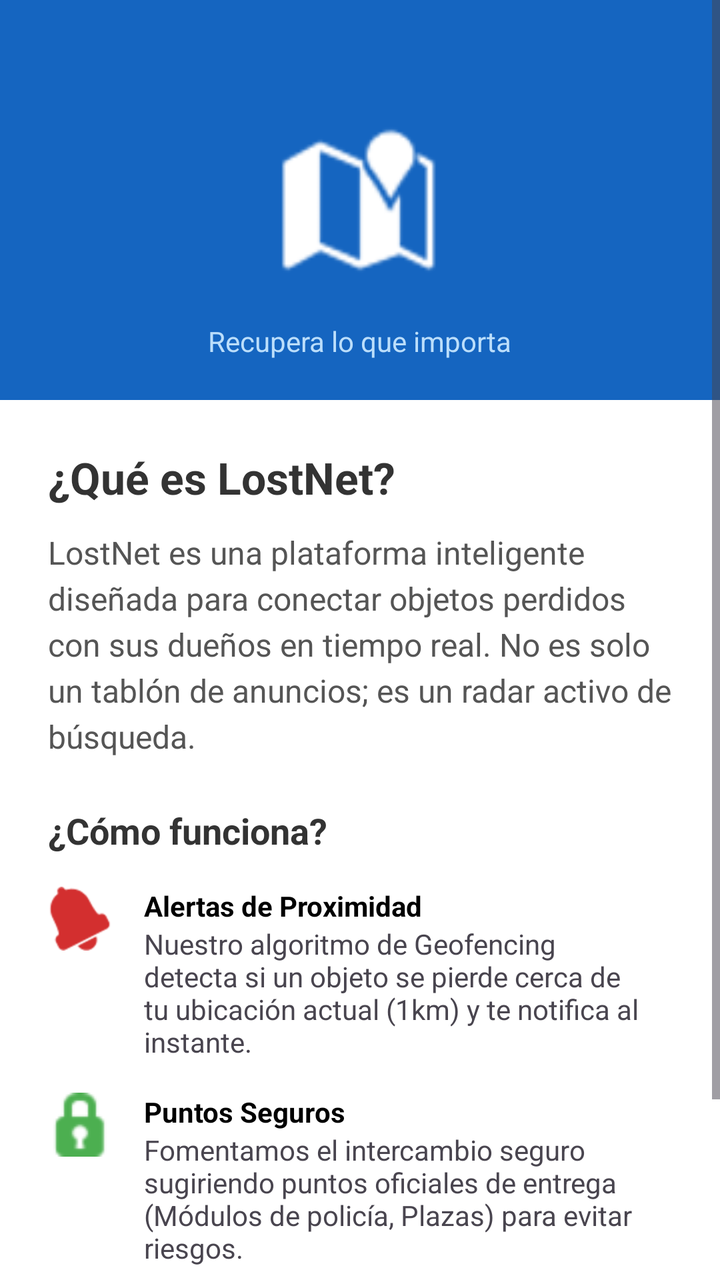
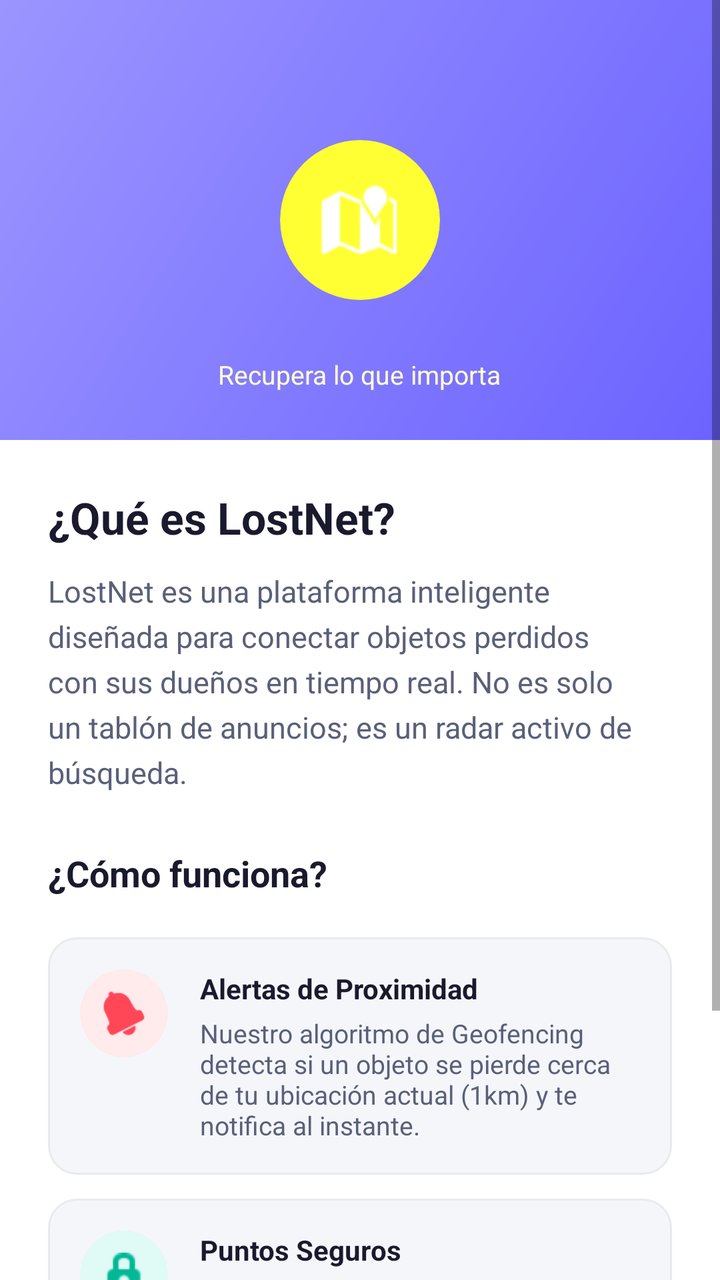

Screens rendered from an Android XML layout before and after an edit, with the pre-edit source and the edit as a unified diff.
<!-- AndroidManifest.xml: application theme Theme.LostNet -->
<!-- res/layout/activity_about.xml -->
<?xml version="1.0" encoding="utf-8"?>
<ScrollView xmlns:android="http://schemas.android.com/apk/res/android"
    xmlns:app="http://schemas.android.com/apk/res-auto"
    android:layout_width="match_parent"
    android:layout_height="match_parent"
    android:background="#FFFFFF">

    <LinearLayout
        android:layout_width="match_parent"
        android:layout_height="wrap_content"
        android:orientation="vertical">

        <FrameLayout
            android:layout_width="match_parent"
            android:layout_height="200dp"
            android:background="#1565C0">

            <ImageView
                android:layout_width="80dp"
                android:layout_height="80dp"
                android:src="@android:drawable/ic_dialog_map"
                app:tint="#FFFFFF"
                android:layout_gravity="center"/>

            <TextView
                android:layout_width="wrap_content"
                android:layout_height="wrap_content"
                android:text="Recupera lo que importa"
                android:textColor="#BBDEFB"
                android:layout_gravity="bottom|center_horizontal"
                android:layout_marginBottom="20dp"/>
        </FrameLayout>

        <LinearLayout
            android:layout_width="match_parent"
            android:layout_height="wrap_content"
            android:orientation="vertical"
            android:padding="24dp">

            <TextView
                android:layout_width="wrap_content"
                android:layout_height="wrap_content"
                android:text="¿Qué es LostNet?"
                android:textSize="22sp"
                android:textStyle="bold"
                android:textColor="#333333"
                android:layout_marginBottom="12dp"/>

            <TextView
                android:layout_width="match_parent"
                android:layout_height="wrap_content"
                android:text="LostNet es una plataforma inteligente diseñada para conectar objetos perdidos con sus dueños en tiempo real. No es solo un tablón de anuncios; es un radar activo de búsqueda."
                android:textSize="16sp"
                android:lineSpacingExtra="4dp"
                android:textColor="#555555"
                android:layout_marginBottom="24dp"/>

            <TextView
                android:layout_width="wrap_content"
                android:layout_height="wrap_content"
                android:text="¿Cómo funciona?"
                android:textSize="18sp"
                android:textStyle="bold"
                android:textColor="#333333"
                android:layout_marginBottom="16dp"/>

            <LinearLayout
                android:layout_width="match_parent"
                android:layout_height="wrap_content"
                android:orientation="horizontal"
                android:layout_marginBottom="16dp">
                <ImageView
                    android:layout_width="32dp"
                    android:layout_height="32dp"
                    android:src="@android:drawable/ic_popup_reminder"
                    app:tint="#D32F2F"
                    android:layout_marginEnd="16dp"/>
                <LinearLayout
                    android:layout_width="match_parent"
                    android:layout_height="wrap_content"
                    android:orientation="vertical">
                    <TextView
                        android:layout_width="wrap_content"
                        android:layout_height="wrap_content"
                        android:text="Alertas de Proximidad"
                        android:textStyle="bold"
                        android:textColor="#000000"/>
                    <TextView
                        android:layout_width="wrap_content"
                        android:layout_height="wrap_content"
                        android:text="Nuestro algoritmo de Geofencing detecta si un objeto se pierde cerca de tu ubicación actual (1km) y te notifica al instante."
                        android:textSize="14sp"/>
                </LinearLayout>
            </LinearLayout>

            <LinearLayout
                android:layout_width="match_parent"
                android:layout_height="wrap_content"
                android:orientation="horizontal"
                android:layout_marginBottom="16dp">
                <ImageView
                    android:layout_width="32dp"
                    android:layout_height="32dp"
                    android:src="@android:drawable/ic_secure"
                    app:tint="#4CAF50"
                    android:layout_marginEnd="16dp"/>
                <LinearLayout
                    android:layout_width="match_parent"
                    android:layout_height="wrap_content"
                    android:orientation="vertical">
                    <TextView
                        android:layout_width="wrap_content"
                        android:layout_height="wrap_content"
                        android:text="Puntos Seguros"
                        android:textStyle="bold"
                        android:textColor="#000000"/>
                    <TextView
                        android:layout_width="wrap_content"
                        android:layout_height="wrap_content"
                        android:text="Fomentamos el intercambio seguro sugiriendo puntos oficiales de entrega (Módulos de policía, Plazas) para evitar riesgos."
                        android:textSize="14sp"/>
                </LinearLayout>
            </LinearLayout>

            <Button
                android:id="@+id/btnBackAbout"
                android:layout_width="match_parent"
                android:layout_height="wrap_content"
                android:text="Entendido"
                android:layout_marginTop="24dp"
                android:backgroundTint="#1565C0"/>

        </LinearLayout>
    </LinearLayout>
</ScrollView>
<!-- resources referenced by this layout -->
<resources>
  <style name="Theme.LostNet" parent="Base.Theme.LostNet" />
  <style name="Base.Theme.LostNet" parent="Theme.Material3.DayNight.NoActionBar">
          
          
      </style>
</resources>

<!-- the commit's change to res/layout/activity_about.xml (unified diff, before → after) -->
@@ -3,39 +3,50 @@
     xmlns:app="http://schemas.android.com/apk/res-auto"
     android:layout_width="match_parent"
     android:layout_height="match_parent"
-    android:background="#FFFFFF">
+    android:background="@color/surface_dark">
 
     <LinearLayout
         android:layout_width="match_parent"
         android:layout_height="wrap_content"
         android:orientation="vertical">
 
+        
         <FrameLayout
             android:layout_width="match_parent"
-            android:layout_height="200dp"
-            android:background="#1565C0">
+            android:layout_height="220dp"
+            android:background="@drawable/gradient_header">
 
-            <ImageView
+            <androidx.cardview.widget.CardView
                 android:layout_width="80dp"
                 android:layout_height="80dp"
-                android:src="@android:drawable/ic_dialog_map"
-                app:tint="#FFFFFF"
-                android:layout_gravity="center"/>
+                app:cardCornerRadius="40dp"
+                app:cardBackgroundColor="#FFFFFF33"
+                app:cardElevation="0dp"
+                android:layout_gravity="center">
+                <ImageView
+                    android:layout_width="40dp"
+                    android:layout_height="40dp"
+                    android:src="@android:drawable/ic_dialog_map"
+                    app:tint="#FFFFFF"
+                    android:layout_gravity="center"/>
+            </androidx.cardview.widget.CardView>
 
             <TextView
                 android:layout_width="wrap_content"
                 android:layout_height="wrap_content"
                 android:text="Recupera lo que importa"
-                android:textColor="#BBDEFB"
+                android:textColor="#FFFFFFCC"
+                android:textSize="13sp"
                 android:layout_gravity="bottom|center_horizontal"
-                android:layout_marginBottom="20dp"/>
+                android:layout_marginBottom="24dp"/>
         </FrameLayout>
 
         <LinearLayout
             android:layout_width="match_parent"
             android:layout_height="wrap_content"
             android:orientation="vertical"
-            android:padding="24dp">
+            android:padding="24dp"
+            android:background="@color/white">
 
             <TextView
                 android:layout_width="wrap_content"
@@ -43,17 +54,17 @@
                 android:text="¿Qué es LostNet?"
                 android:textSize="22sp"
                 android:textStyle="bold"
-                android:textColor="#333333"
+                android:textColor="@color/text_primary"
                 android:layout_marginBottom="12dp"/>
 
             <TextView
                 android:layout_width="match_parent"
                 android:layout_height="wrap_content"
                 android:text="LostNet es una plataforma inteligente diseñada para conectar objetos perdidos con sus dueños en tiempo real. No es solo un tablón de anuncios; es un radar activo de búsqueda."
-                android:textSize="16sp"
-                android:lineSpacingExtra="4dp"
-                android:textColor="#555555"
-                android:layout_marginBottom="24dp"/>
+                android:textSize="15sp"
+                android:lineSpacingExtra="5dp"
+                android:textColor="@color/text_secondary"
+                android:layout_marginBottom="28dp"/>
 
             <TextView
                 android:layout_width="wrap_content"
@@ -61,20 +72,31 @@
                 android:text="¿Cómo funciona?"
                 android:textSize="18sp"
                 android:textStyle="bold"
-                android:textColor="#333333"
-                android:layout_marginBottom="16dp"/>
+                android:textColor="@color/text_primary"
+                android:layout_marginBottom="20dp"/>
 
+            
             <LinearLayout
                 android:layout_width="match_parent"
                 android:layout_height="wrap_content"
                 android:orientation="horizontal"
-                android:layout_marginBottom="16dp">
-                <ImageView
-                    android:layout_width="32dp"
-                    android:layout_height="32dp"
-                    android:src="@android:drawable/ic_popup_reminder"
-                    app:tint="#D32F2F"
-                    android:layout_marginEnd="16dp"/>
+                android:background="@drawable/bg_input_dark"
+                android:padding="16dp"
+                android:layout_marginBottom="12dp">
+                <androidx.cardview.widget.CardView
+                    android:layout_width="44dp"
+                    android:layout_height="44dp"
+                    app:cardCornerRadius="22dp"
+                    app:cardBackgroundColor="@color/danger_container"
+                    app:cardElevation="0dp"
+                    android:layout_marginEnd="16dp">
+                    <ImageView
+                        android:layout_width="22dp"
+                        android:layout_height="22dp"
+                        android:src="@android:drawable/ic_popup_reminder"
+                        app:tint="@color/danger"
+                        android:layout_gravity="center"/>
+                </androidx.cardview.widget.CardView>
                 <LinearLayout
                     android:layout_width="match_parent"
                     android:layout_height="wrap_content"
@@ -84,26 +106,39 @@
                         android:layout_height="wrap_content"
                         android:text="Alertas de Proximidad"
                         android:textStyle="bold"
-                        android:textColor="#000000"/>
+                        android:textColor="@color/text_primary"
+                        android:layout_marginBottom="4dp"/>
                     <TextView
                         android:layout_width="wrap_content"
                         android:layout_height="wrap_content"
                         android:text="Nuestro algoritmo de Geofencing detecta si un objeto se pierde cerca de tu ubicación actual (1km) y te notifica al instante."
-                        android:textSize="14sp"/>
+                        android:textSize="13sp"
+                        android:textColor="@color/text_secondary"/>
                 </LinearLayout>
             </LinearLayout>
 
+            
             <LinearLayout
                 android:layout_width="match_parent"
                 android:layout_height="wrap_content"
                 android:orientation="horizontal"
-                android:layout_marginBottom="16dp">
-                <ImageView
-                    android:layout_width="32dp"
-                    android:layout_height="32dp"
-                    android:src="@android:drawable/ic_secure"
-                    app:tint="#4CAF50"
-                    android:layout_marginEnd="16dp"/>
+                android:background="@drawable/bg_input_dark"
+                android:padding="16dp"
+                android:layout_marginBottom="28dp">
+                <androidx.cardview.widget.CardView
+                    android:layout_width="44dp"
+                    android:layout_height="44dp"
+                    app:cardCornerRadius="22dp"
+                    app:cardBackgroundColor="@color/accent_container"
+                    app:cardElevation="0dp"
+                    android:layout_marginEnd="16dp">
+                    <ImageView
+                        android:layout_width="22dp"
+                        android:layout_height="22dp"
+                        android:src="@android:drawable/ic_secure"
+                        app:tint="@color/accent"
+                        android:layout_gravity="center"/>
+                </androidx.cardview.widget.CardView>
                 <LinearLayout
                     android:layout_width="match_parent"
                     android:layout_height="wrap_content"
@@ -113,22 +148,26 @@
                         android:layout_height="wrap_content"
                         android:text="Puntos Seguros"
                         android:textStyle="bold"
-                        android:textColor="#000000"/>
+                        android:textColor="@color/text_primary"
+                        android:layout_marginBottom="4dp"/>
                     <TextView
                         android:layout_width="wrap_content"
                         android:layout_height="wrap_content"
-                        android:text="Fomentamos el intercambio seguro sugiriendo puntos oficiales de entrega (Módulos de policía, Plazas) para evitar riesgos."
-                        android:textSize="14sp"/>
+                        android:text="Fomentamos el intercambio seguro sugiriendo puntos oficiales de entrega para evitar riesgos."
+                        android:textSize="13sp"
+                        android:textColor="@color/text_secondary"/>
                 </LinearLayout>
             </LinearLayout>
 
             <Button
                 android:id="@+id/btnBackAbout"
                 android:layout_width="match_parent"
-                android:layout_height="wrap_content"
+                android:layout_height="56dp"
                 android:text="Entendido"
-                android:layout_marginTop="24dp"
-                android:backgroundTint="#1565C0"/>
+                android:backgroundTint="@color/primary"
+                android:textColor="#FFFFFF"
+                android:textStyle="bold"
+                app:cornerRadius="28dp"/>
 
         </LinearLayout>
     </LinearLayout>
<!-- resource entries referenced after the edit -->
@@ -1,9 +1,71 @@
 <!-- resources referenced by this layout -->
 <resources>
+  <color name="accent">#00B894</color>
+  <color name="accent_container">#E0FAF6</color>
+  <color name="danger">#FF4757</color>
+  <color name="danger_container">#FFEAEC</color>
+  <color name="primary">#6C63FF</color>
+  <color name="surface_dark">#F5F6FA</color>
+  <color name="text_primary">#1A1A2E</color>
+  <color name="text_secondary">#5A607A</color>
+  <color name="white">#FFFFFFFF</color>
+  <!-- drawable bg_input_dark (drawable) -->
+  <?xml version="1.0" encoding="utf-8"?>
+  <shape xmlns:android="http://schemas.android.com/apk/res/android">
+      <solid android:color="#F5F6FA" />
+      <corners android:radius="14dp" />
+      <stroke android:width="1dp" android:color="#E8EAEE" />
+  </shape>
+  <!-- drawable gradient_header (drawable) -->
+  <?xml version="1.0" encoding="utf-8"?>
+  <shape xmlns:android="http://schemas.android.com/apk/res/android">
+      <gradient
+          android:startColor="#6C63FF"
+          android:endColor="#9B95FF"
+          android:angle="135" />
+      <corners android:radius="0dp" />
+  </shape>
   <style name="Theme.LostNet" parent="Base.Theme.LostNet" />
-  <style name="Base.Theme.LostNet" parent="Theme.Material3.DayNight.NoActionBar">
-          
-          
+  <style name="Base.Theme.LostNet" parent="Theme.MaterialComponents.Light.NoActionBar">
+          <item name="colorPrimary">@color/primary</item>
+          <item name="colorPrimaryDark">@color/primary_dark</item>
+          <item name="colorOnPrimary">@color/white</item>
+          <item name="colorSecondary">@color/accent</item>
+          <item name="colorOnSecondary">@color/white</item>
+          <item name="colorError">@color/danger</item>
+          <item name="colorSurface">@color/surface_card</item>
+          <item name="colorOnSurface">@color/text_primary</item>
+          <item name="android:colorBackground">@color/surface_dark</item>
+          <item name="android:windowBackground">@color/surface_dark</item>
+          <item name="android:statusBarColor">@color/white</item>
+          <item name="android:navigationBarColor">@color/white</item>
+          <item name="android:windowLightStatusBar">true</item>
+          <item name="textInputStyle">@style/LostNet_TextInputLayout</item>
+          <item name="chipStyle">@style/LostNet_Chip</item>
       </style>
+  <color name="primary_dark">#4A43CC</color>
+  <color name="surface_card">#FFFFFF</color>
+  <style name="LostNet_TextInputLayout" parent="Widget.MaterialComponents.TextInputLayout.OutlinedBox">
+          <item name="boxStrokeColor">@color/border_subtle</item>
+          <item name="hintTextColor">@color/text_secondary</item>
+          <item name="android:textColorHint">@color/text_hint</item>
+          <item name="boxBackgroundColor">@color/white</item>
+          <item name="boxCornerRadiusBottomEnd">12dp</item>
+          <item name="boxCornerRadiusBottomStart">12dp</item>
+          <item name="boxCornerRadiusTopEnd">12dp</item>
+          <item name="boxCornerRadiusTopStart">12dp</item>
+      </style>
+  <style name="LostNet_Chip" parent="Widget.MaterialComponents.Chip.Choice">
+          <item name="chipBackgroundColor">@color/chip_background_state</item>
+          <item name="chipStrokeColor">@color/border_subtle</item>
+          <item name="chipStrokeWidth">1dp</item>
+          <item name="android:textColor">@color/chip_text_state</item>
+          <item name="chipIconTint">@color/chip_text_state</item>
+          <item name="chipCornerRadius">20dp</item>
+          <item name="checkedIconVisible">false</item>
+          <item name="chipIconVisible">true</item>
+      </style>
+  <color name="border_subtle">#DDE1EC</color>
+  <color name="text_hint">#9AA0B8</color>
 </resources>
 
